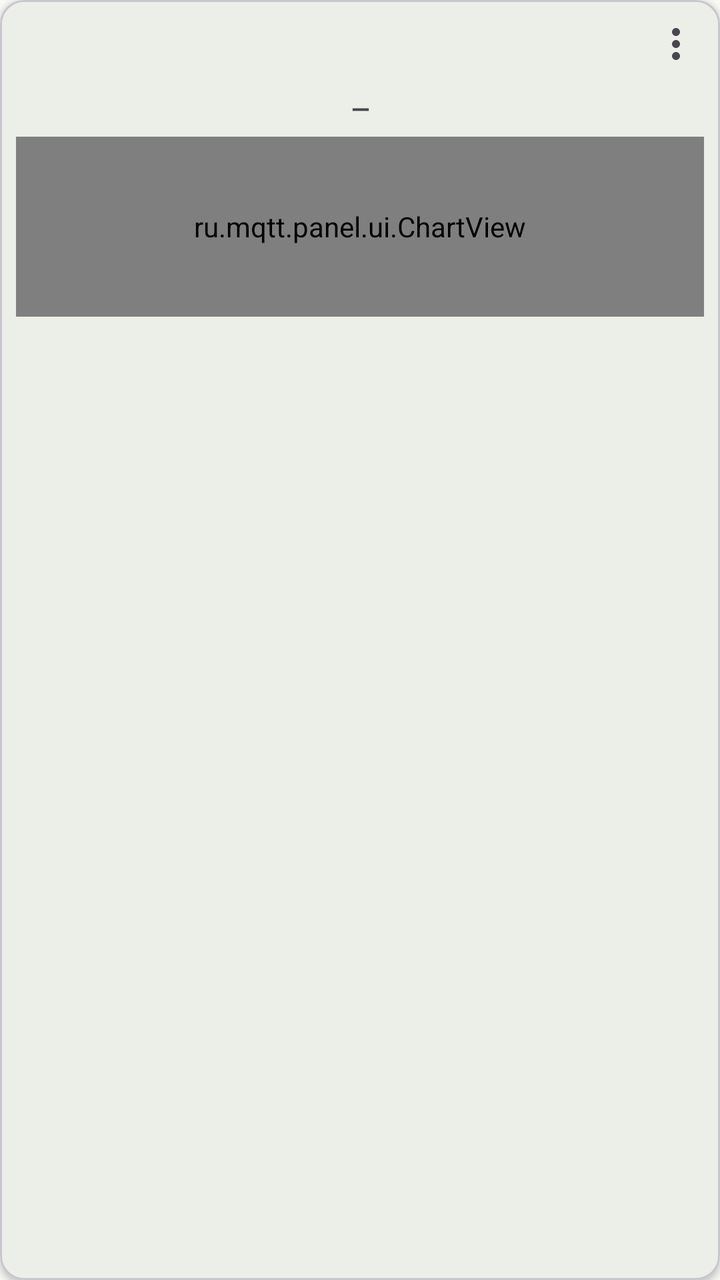
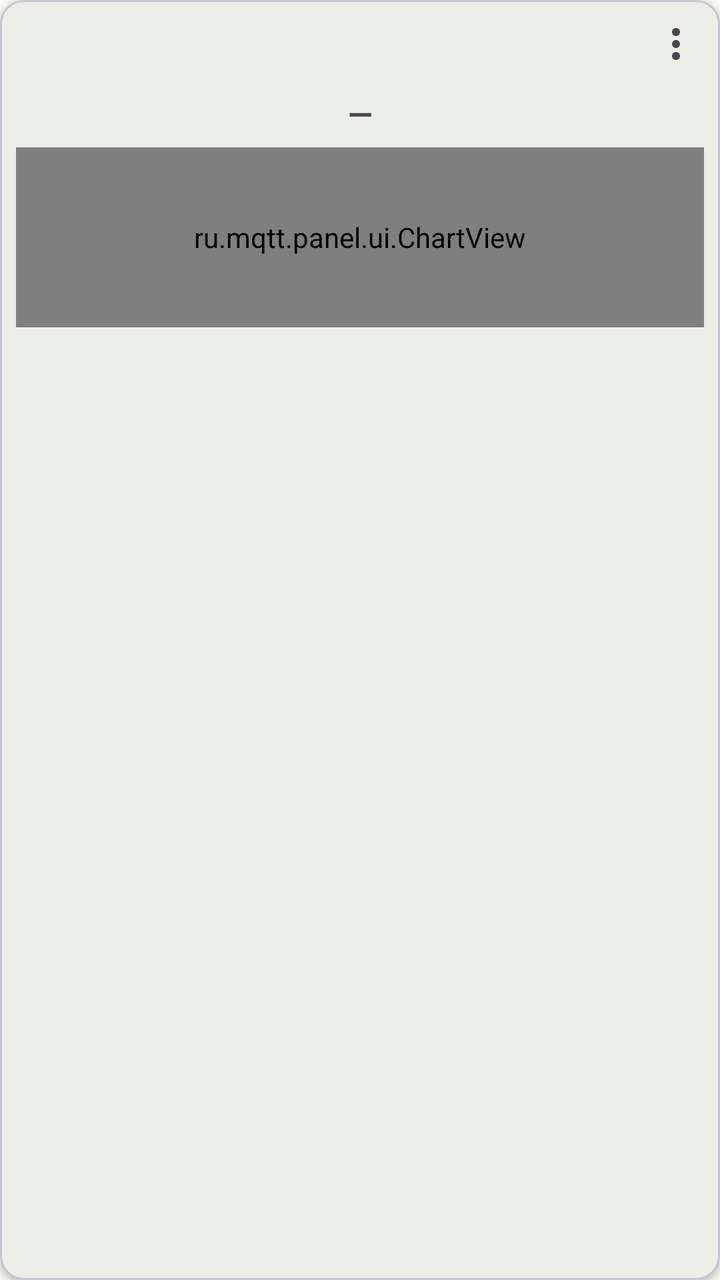

The first picture is an Android layout as it rendered before a commit; the second is the same layout after the commit. The layout source and the unified diff follow.
<!-- AndroidManifest.xml: application theme Theme.MQTTPanel -->
<!-- res/layout/item_widget_chart.xml -->
<?xml version="1.0" encoding="utf-8"?>
<com.google.android.material.card.MaterialCardView xmlns:android="http://schemas.android.com/apk/res/android"
    xmlns:app="http://schemas.android.com/apk/res-auto"
    android:layout_width="match_parent"
    android:layout_height="wrap_content"
    android:layout_margin="4dp"
    app:cardCornerRadius="12dp"
    app:cardElevation="2dp">

    <LinearLayout
        android:layout_width="match_parent"
        android:layout_height="wrap_content"
        android:orientation="vertical"
        android:padding="8dp">

        <FrameLayout
            android:layout_width="match_parent"
            android:layout_height="wrap_content">

            <TextView
                android:id="@+id/tv_name"
                android:layout_width="match_parent"
                android:layout_height="wrap_content"
                android:textSize="11sp"
                android:textColor="?android:attr/textColorSecondary"
                android:maxLines="2"
                android:ellipsize="end" />

            <ImageButton
                android:id="@+id/btn_menu"
                android:layout_width="28dp"
                android:layout_height="28dp"
                android:layout_gravity="end|top"
                android:padding="3dp"
                android:background="?attr/selectableItemBackgroundBorderless"
                android:contentDescription="@string/widget_menu"
                android:src="@drawable/ic_more" />

        </FrameLayout>

        <include layout="@layout/view_chart_periods" />

        <TextView
            android:id="@+id/tv_value"
            android:layout_width="match_parent"
            android:layout_height="wrap_content"
            android:layout_marginTop="4dp"
            android:gravity="center"
            android:textSize="12sp"
            android:textStyle="bold"
            android:text="—" 
            app:autoSizeTextType="uniform"
            app:autoSizeMinTextSize="9sp"
            app:autoSizeMaxTextSize="12sp"/>

        <ru.mqtt.panel.ui.ChartView
            android:id="@+id/chart_view"
            android:layout_width="match_parent"
            android:layout_height="90dp"
            android:layout_marginTop="6dp" />

        <TextView
            android:id="@+id/tv_topic"
            android:layout_width="match_parent"
            android:layout_height="wrap_content"
            android:layout_marginTop="4dp"
            android:textSize="11sp"
            android:textColor="?android:attr/textColorSecondary"
            android:maxLines="1"
            android:ellipsize="middle" />

    <include layout="@layout/view_card_time" />

    </LinearLayout>

</com.google.android.material.card.MaterialCardView>
<!-- res/layout/view_chart_periods.xml (included above) -->
<?xml version="1.0" encoding="utf-8"?>
<HorizontalScrollView xmlns:android="http://schemas.android.com/apk/res/android"
    android:id="@+id/period_chips_scroll"
    android:layout_width="match_parent"
    android:layout_height="wrap_content"
    android:layout_marginTop="2dp"
    android:scrollbars="none">

    <LinearLayout
        android:id="@+id/period_chips"
        android:layout_width="wrap_content"
        android:layout_height="wrap_content"
        android:orientation="horizontal"
        android:paddingVertical="2dp" />

</HorizontalScrollView>
<!-- res/layout/view_card_time.xml (included above) -->
<?xml version="1.0" encoding="utf-8"?>
<TextView xmlns:android="http://schemas.android.com/apk/res/android"
    android:id="@+id/tv_time"
    android:layout_width="match_parent"
    android:layout_height="wrap_content"
    android:layout_marginTop="2dp"
    android:gravity="end"
    android:textSize="9sp"
    android:textColor="?android:attr/textColorSecondary"
    android:maxLines="1"
    android:visibility="gone" />
<!-- resources referenced by this layout -->
<resources>
  <!-- drawable ic_more (drawable) -->
  <?xml version="1.0" encoding="utf-8"?>
  <vector xmlns:android="http://schemas.android.com/apk/res/android"
      android:width="24dp"
      android:height="24dp"
      android:viewportWidth="24"
      android:viewportHeight="24"
      android:tint="?attr/colorControlNormal">
      <path
          android:fillColor="#FF000000"
          android:pathData="M12,8c1.1,0 2,-0.9 2,-2s-0.9,-2 -2,-2 -2,0.9 -2,2 0.9,2 2,2zM12,10c-1.1,0 -2,0.9 -2,2s0.9,2 2,2 2,-0.9 2,-2 -0.9,-2 -2,-2zM12,16c-1.1,0 -2,0.9 -2,2s0.9,2 2,2 2,-0.9 2,-2 -0.9,-2 -2,-2z" />
  </vector>
  <string name="widget_menu">Меню панели</string>
  <style name="Theme.MQTTPanel" parent="Theme.Material3.Light.NoActionBar">
          <item name="colorPrimary">@color/md_theme_primary</item>
          <item name="colorOnPrimary">@color/md_theme_onPrimary</item>
          <item name="colorPrimaryContainer">@color/md_theme_primaryContainer</item>
          <item name="colorSecondary">@color/md_theme_secondary</item>
          <item name="colorOnSecondary">@color/md_theme_onSecondary</item>
          <item name="colorSecondaryContainer">@color/md_theme_secondaryContainer</item>
          <item name="android:colorBackground">@color/md_theme_surface</item>
          <item name="colorSurface">@color/md_theme_surface</item>
          <item name="colorOnSurface">@color/md_theme_onSurface</item>
          <item name="colorError">@color/md_theme_error</item>
          <item name="android:statusBarColor">?attr/colorPrimaryContainer</item>
      </style>
  <color name="md_theme_primary">#386A36</color>
  <color name="md_theme_onPrimary">#FFFFFF</color>
  <color name="md_theme_primaryContainer">#B9F3B2</color>
  <color name="md_theme_secondary">#54634F</color>
  <color name="md_theme_onSecondary">#FFFFFF</color>
  <color name="md_theme_secondaryContainer">#D7E8CF</color>
  <color name="md_theme_surface">#F9FAF6</color>
  <color name="md_theme_onSurface">#191C1A</color>
  <color name="md_theme_error">#BA1A1A</color>
</resources>

<!-- the commit's change to res/layout/item_widget_chart.xml (unified diff, before → after) -->
@@ -46,12 +46,12 @@
             android:layout_height="wrap_content"
             android:layout_marginTop="4dp"
             android:gravity="center"
-            android:textSize="12sp"
+            android:textSize="16sp"
             android:textStyle="bold"
-            android:text="—" 
+            android:text="—"
             app:autoSizeTextType="uniform"
-            app:autoSizeMinTextSize="9sp"
-            app:autoSizeMaxTextSize="12sp"/>
+            app:autoSizeMinTextSize="10sp"
+            app:autoSizeMaxTextSize="16sp"/>
 
         <ru.mqtt.panel.ui.ChartView
             android:id="@+id/chart_view"
